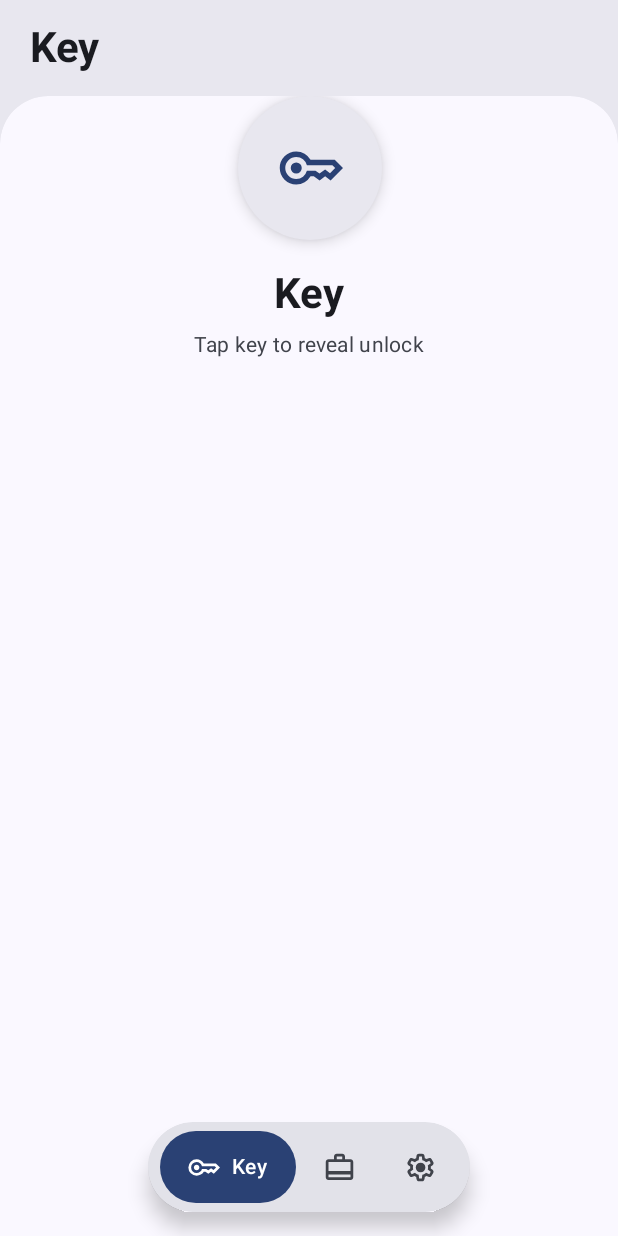
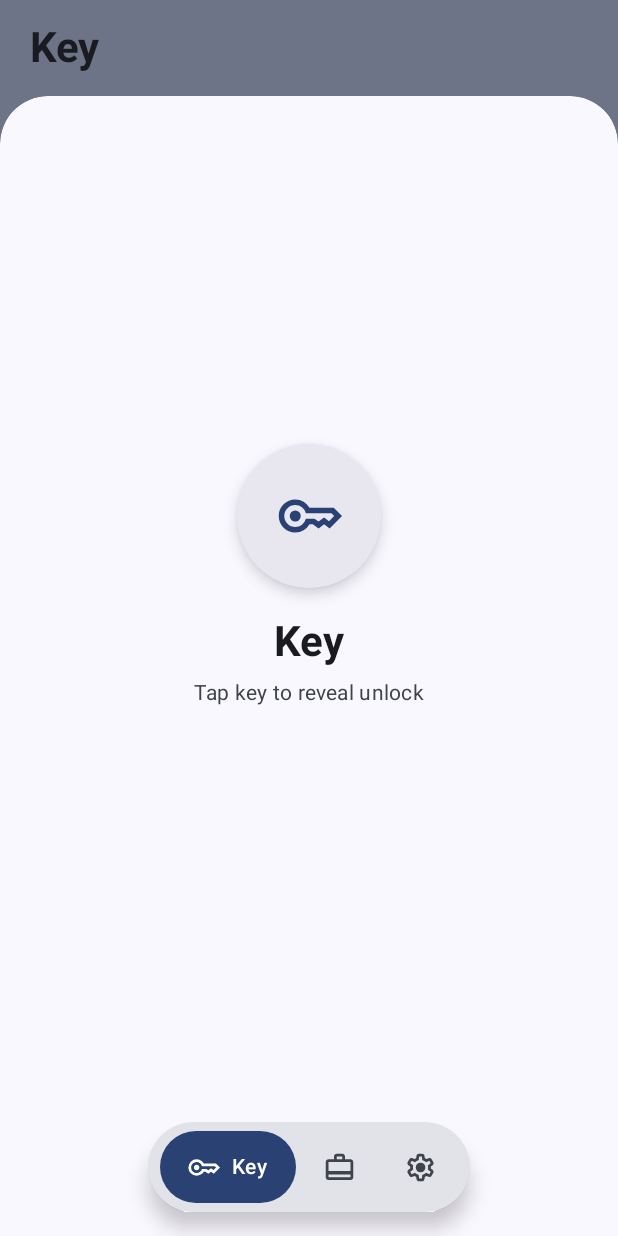
Before and after one commit to Hotaro26/brik, an Android app built with Jetpack Compose: the screen it shows after launch (MainActivity), on a phone screen of 412 x 824 dp. Run offline under Robolectric (Android 15) with nearby library versions, the phone set to English and light mode, and no system bars.

Commit message:
fix: match status bar and container background to secondaryContainer and vertically center KeyScreen content

```diff
--- a/app/src/main/java/com/hotaro/brik/MainActivity.kt
+++ b/app/src/main/java/com/hotaro/brik/MainActivity.kt
@@ -41,6 +41,7 @@ import androidx.compose.ui.Alignment
 import androidx.compose.ui.Modifier
 import androidx.compose.ui.graphics.Color
 import androidx.compose.ui.graphics.graphicsLayer
+import androidx.compose.ui.graphics.luminance
 import androidx.compose.ui.res.painterResource
 import androidx.compose.ui.text.font.FontWeight
 import androidx.compose.ui.unit.dp
@@ -145,10 +146,13 @@ fun BrikMainScreen() {
         )
     )
 
+    val isDark = MaterialTheme.colorScheme.surface.luminance() < 0.5f
+    val appBackground = if (isDark) Color.Black else MaterialTheme.colorScheme.secondaryContainer
+
     BoxWithConstraints(
         modifier = Modifier
             .fillMaxSize()
-            .background(MaterialTheme.colorScheme.background)
+            .background(appBackground)
     ) {
         val screenWidthPx = constraints.maxWidth.toFloat()
         val p = animatedBackProgress.value
@@ -169,7 +173,7 @@ fun BrikMainScreen() {
         Box(
             modifier = Modifier
                 .fillMaxSize()
-                .background(MaterialTheme.colorScheme.background)
+                .background(appBackground)
                 .graphicsLayer {
                     translationX = mainOffsetX
                     alpha = mainAlpha
--- a/app/src/main/java/com/hotaro/brik/ui/component/RoundedPullRefreshPage.kt
+++ b/app/src/main/java/com/hotaro/brik/ui/component/RoundedPullRefreshPage.kt
@@ -59,7 +59,7 @@ fun RoundedPullRefreshPage(
     } else if (isDark) {
         Color.Black
     } else {
-        MaterialTheme.colorScheme.surfaceContainerHigh
+        MaterialTheme.colorScheme.secondaryContainer
     }
 
     val actualPageColor = if (pageColor != Color.Unspecified) {
--- a/app/src/main/java/com/hotaro/brik/ui/screen/KeyScreen.kt
+++ b/app/src/main/java/com/hotaro/brik/ui/screen/KeyScreen.kt
@@ -129,17 +129,19 @@ fun KeyScreen(
         BoxWithConstraints(
             modifier = modifier
                 .fillMaxSize()
-                .verticalScroll(rememberScrollState())
-                .padding(innerPadding)
                 .padding(bottom = 96.dp)
         ) {
+            val contentMinHeight = maxHeight
             Box(
                 modifier = Modifier
-                    .fillMaxWidth()
-                    .heightIn(min = maxHeight),
+                    .fillMaxSize()
+                    .verticalScroll(rememberScrollState()),
                 contentAlignment = Alignment.Center
             ) {
                 Column(
+                    modifier = Modifier
+                        .fillMaxWidth()
+                        .heightIn(min = contentMinHeight),
                     horizontalAlignment = Alignment.CenterHorizontally,
                     verticalArrangement = Arrangement.Center
                 ) {
--- a/app/src/main/java/com/hotaro/brik/ui/theme/Theme.kt
+++ b/app/src/main/java/com/hotaro/brik/ui/theme/Theme.kt
@@ -8,6 +8,7 @@ import androidx.compose.runtime.Composable
 import androidx.compose.runtime.SideEffect
 import androidx.compose.runtime.collectAsState
 import androidx.compose.ui.graphics.Color
+import androidx.compose.ui.graphics.toArgb
 import androidx.compose.ui.platform.LocalContext
 import androidx.compose.ui.platform.LocalView
 import androidx.core.view.WindowCompat
@@ -599,7 +600,9 @@ fun BrikTheme(
                 val controller = WindowCompat.getInsetsController(window, view)
                 controller.isAppearanceLightStatusBars = !darkTheme
                 controller.isAppearanceLightNavigationBars = !darkTheme
-                window.decorView.setBackgroundColor(if (darkTheme) android.graphics.Color.BLACK else android.graphics.Color.WHITE)
+                val topColor = if (darkTheme) android.graphics.Color.BLACK else colorScheme.secondaryContainer.toArgb()
+                window.statusBarColor = topColor
+                window.decorView.setBackgroundColor(topColor)
             }
         }
     }
```
